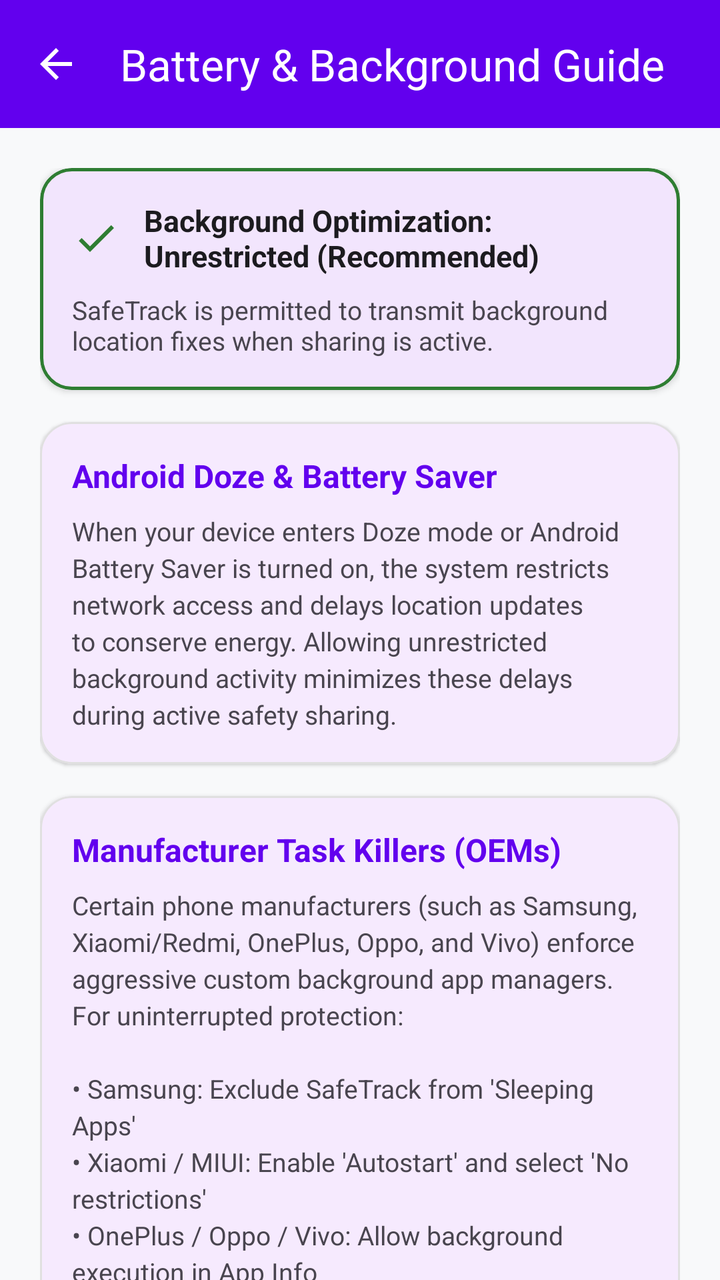
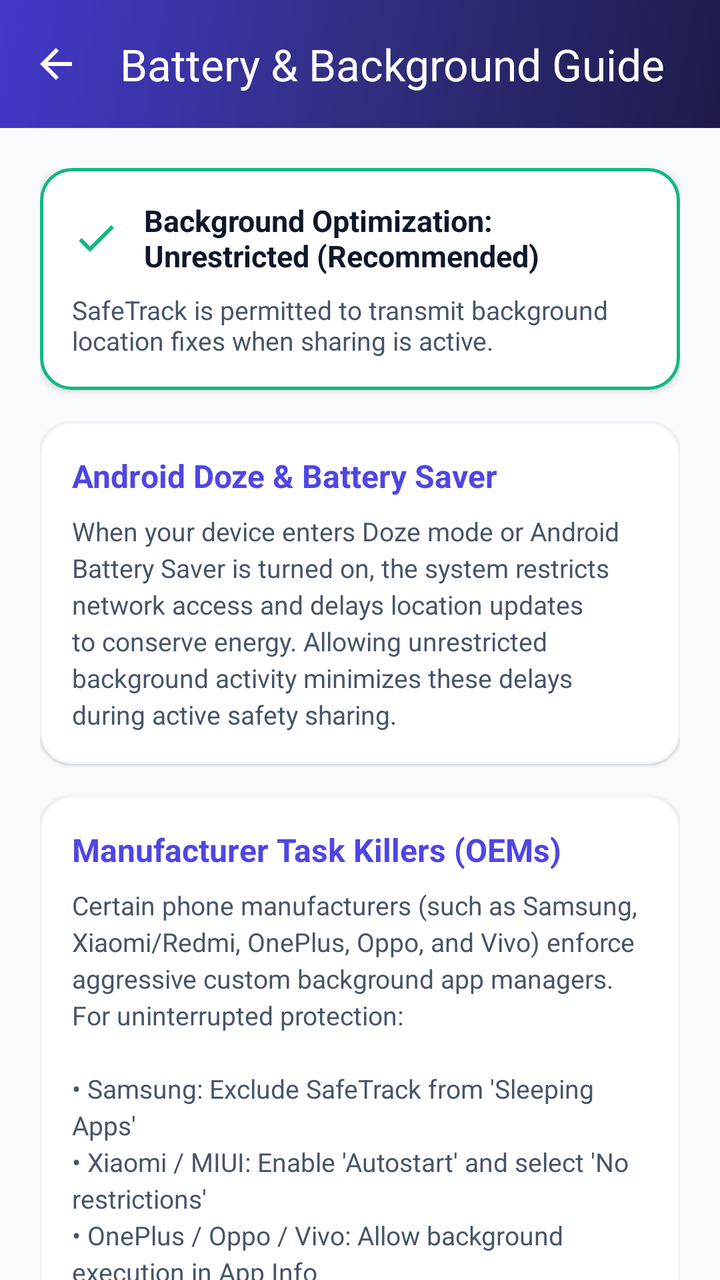

Compare the two renders of this Android layout. The source of the first and the diff that turns it into the second are given below.
<!-- AndroidManifest.xml: application theme Theme.SafeTrack -->
<!-- res/layout/activity_battery_optimization.xml -->
<?xml version="1.0" encoding="utf-8"?>
<androidx.coordinatorlayout.widget.CoordinatorLayout xmlns:android="http://schemas.android.com/apk/res/android"
    xmlns:app="http://schemas.android.com/apk/res-auto"
    android:layout_width="match_parent"
    android:layout_height="match_parent"
    android:background="@color/background_light">

    <com.google.android.material.appbar.AppBarLayout
        android:layout_width="match_parent"
        android:layout_height="wrap_content">

        <com.google.android.material.appbar.MaterialToolbar
            android:id="@+id/toolbar"
            android:layout_width="match_parent"
            android:layout_height="?attr/actionBarSize"
            android:background="@color/primary"
            app:navigationIcon="@drawable/ic_back"
            app:title="@string/battery_optimization_page_title"
            app:titleTextColor="@color/surface_light" />
    </com.google.android.material.appbar.AppBarLayout>

    <androidx.core.widget.NestedScrollView
        android:layout_width="match_parent"
        android:layout_height="match_parent"
        app:layout_behavior="@string/appbar_scrolling_view_behavior">

        <LinearLayout
            android:layout_width="match_parent"
            android:layout_height="wrap_content"
            android:orientation="vertical"
            android:padding="20dp">

            
            <com.google.android.material.card.MaterialCardView
                android:id="@+id/cardStatus"
                android:layout_width="match_parent"
                android:layout_height="wrap_content"
                app:cardCornerRadius="16dp"
                app:cardElevation="2dp"
                app:strokeColor="@color/safety_green"
                app:strokeWidth="1.5dp">

                <LinearLayout
                    android:layout_width="match_parent"
                    android:layout_height="wrap_content"
                    android:orientation="vertical"
                    android:padding="16dp">

                    <LinearLayout
                        android:layout_width="match_parent"
                        android:layout_height="wrap_content"
                        android:gravity="center_vertical"
                        android:orientation="horizontal">

                        <ImageView
                            android:id="@+id/ivStatusIcon"
                            android:layout_width="24dp"
                            android:layout_height="24dp"
                            android:src="@drawable/ic_check"
                            app:tint="@color/safety_green" />

                        <TextView
                            android:id="@+id/tvExemptionStatus"
                            android:layout_width="0dp"
                            android:layout_height="wrap_content"
                            android:layout_marginStart="12dp"
                            android:layout_weight="1"
                            android:text="@string/battery_optimization_status_exempt"
                            android:textColor="@color/text_primary"
                            android:textSize="15sp"
                            android:textStyle="bold" />
                    </LinearLayout>

                    <TextView
                        android:id="@+id/tvStatusDesc"
                        android:layout_width="match_parent"
                        android:layout_height="wrap_content"
                        android:layout_marginTop="8dp"
                        android:text="SafeTrack is permitted to transmit background location fixes when sharing is active."
                        android:textColor="@color/text_secondary"
                        android:textSize="13sp" />
                </LinearLayout>
            </com.google.android.material.card.MaterialCardView>

            
            <com.google.android.material.card.MaterialCardView
                android:layout_width="match_parent"
                android:layout_height="wrap_content"
                android:layout_marginTop="16dp"
                app:cardCornerRadius="16dp"
                app:cardElevation="1dp"
                app:strokeColor="@color/divider"
                app:strokeWidth="1dp">

                <LinearLayout
                    android:layout_width="match_parent"
                    android:layout_height="wrap_content"
                    android:orientation="vertical"
                    android:padding="16dp">

                    <TextView
                        android:layout_width="match_parent"
                        android:layout_height="wrap_content"
                        android:text="Android Doze &amp; Battery Saver"
                        android:textColor="@color/primary"
                        android:textSize="16sp"
                        android:textStyle="bold" />

                    <TextView
                        android:layout_width="match_parent"
                        android:layout_height="wrap_content"
                        android:layout_marginTop="8dp"
                        android:lineSpacingExtra="3dp"
                        android:text="When your device enters Doze mode or Android Battery Saver is turned on, the system restricts network access and delays location updates to conserve energy. Allowing unrestricted background activity minimizes these delays during active safety sharing."
                        android:textColor="@color/text_secondary"
                        android:textSize="13sp" />
                </LinearLayout>
            </com.google.android.material.card.MaterialCardView>

            
            <com.google.android.material.card.MaterialCardView
                android:layout_width="match_parent"
                android:layout_height="wrap_content"
                android:layout_marginTop="16dp"
                app:cardCornerRadius="16dp"
                app:cardElevation="1dp"
                app:strokeColor="@color/divider"
                app:strokeWidth="1dp">

                <LinearLayout
                    android:layout_width="match_parent"
                    android:layout_height="wrap_content"
                    android:orientation="vertical"
                    android:padding="16dp">

                    <TextView
                        android:layout_width="match_parent"
                        android:layout_height="wrap_content"
                        android:text="Manufacturer Task Killers (OEMs)"
                        android:textColor="@color/primary"
                        android:textSize="16sp"
                        android:textStyle="bold" />

                    <TextView
                        android:layout_width="match_parent"
                        android:layout_height="wrap_content"
                        android:layout_marginTop="8dp"
                        android:lineSpacingExtra="3dp"
                        android:text="Certain phone manufacturers (such as Samsung, Xiaomi/Redmi, OnePlus, Oppo, and Vivo) enforce aggressive custom background app managers. For uninterrupted protection:\n\n• Samsung: Exclude SafeTrack from 'Sleeping Apps'\n• Xiaomi / MIUI: Enable 'Autostart' and select 'No restrictions'\n• OnePlus / Oppo / Vivo: Allow background execution in App Info"
                        android:textColor="@color/text_secondary"
                        android:textSize="13sp" />
                </LinearLayout>
            </com.google.android.material.card.MaterialCardView>

            
            <com.google.android.material.card.MaterialCardView
                android:layout_width="match_parent"
                android:layout_height="wrap_content"
                android:layout_marginTop="16dp"
                app:cardBackgroundColor="@color/safety_amber_light"
                app:cardCornerRadius="16dp"
                app:cardElevation="0dp"
                app:strokeColor="@color/safety_amber"
                app:strokeWidth="1.5dp">

                <LinearLayout
                    android:layout_width="match_parent"
                    android:layout_height="wrap_content"
                    android:orientation="vertical"
                    android:padding="16dp">

                    <TextView
                        android:layout_width="match_parent"
                        android:layout_height="wrap_content"
                        android:text="Important Safety &amp; Hardware Notice"
                        android:textColor="@color/safety_amber_dark"
                        android:textSize="15sp"
                        android:textStyle="bold" />

                    <TextView
                        android:layout_width="match_parent"
                        android:layout_height="wrap_content"
                        android:layout_marginTop="8dp"
                        android:lineSpacingExtra="3dp"
                        android:text="SafeTrack cannot guarantee 100% uninterrupted tracking if your phone runs out of battery, enters extreme power saving shutdown, loses mobile cellular service, or is powered off. Trusted contacts will always see the exact last known timestamp."
                        android:textColor="@color/text_primary"
                        android:textSize="13sp" />
                </LinearLayout>
            </com.google.android.material.card.MaterialCardView>

            
            <com.google.android.material.button.MaterialButton
                android:id="@+id/btnRequestExemption"
                android:layout_width="match_parent"
                android:layout_height="52dp"
                android:layout_marginTop="24dp"
                android:backgroundTint="@color/primary"
                android:text="@string/battery_optimization_request_btn"
                android:textSize="14sp"
                app:cornerRadius="10dp" />

            <com.google.android.material.button.MaterialButton
                android:id="@+id/btnOpenDeviceSettings"
                style="@style/Widget.MaterialComponents.Button.OutlinedButton"
                android:layout_width="match_parent"
                android:layout_height="52dp"
                android:layout_marginTop="12dp"
                android:text="@string/battery_optimization_open_settings_btn"
                android:textSize="14sp"
                app:cornerRadius="10dp" />

        </LinearLayout>
    </androidx.core.widget.NestedScrollView>

</androidx.coordinatorlayout.widget.CoordinatorLayout>
<!-- resources referenced by this layout -->
<resources>
  <color name="background_light">#F8F9FA</color>
  <color name="divider">#E0E0E0</color>
  <color name="primary">#6200EE</color>
  <color name="safety_amber">#ED6C02</color>
  <color name="safety_amber_light">#FFF4E5</color>
  <color name="safety_green">#2E7D32</color>
  <color name="surface_light">#FFFFFF</color>
  <color name="text_primary">#1C1B1F</color>
  <color name="text_secondary">#49454F</color>
  <!-- drawable ic_back (drawable) -->
  <vector xmlns:android="http://schemas.android.com/apk/res/android"
      android:width="24dp"
      android:height="24dp"
      android:viewportWidth="24"
      android:viewportHeight="24">
      <path
          android:fillColor="#FFFFFF"
          android:pathData="M20,11H7.83l5.59,-5.59L12,4l-8,8 8,8 1.41,-1.41L7.83,13H20v-2z"/>
  </vector>
  <!-- drawable ic_check (drawable) -->
  <vector xmlns:android="http://schemas.android.com/apk/res/android"
      android:width="24dp"
      android:height="24dp"
      android:viewportWidth="24"
      android:viewportHeight="24">
      <path
          android:fillColor="#2E7D32"
          android:pathData="M9,16.17L4.83,12l-1.42,1.41L9,19 21,7l-1.41,-1.41z"/>
  </vector>
  <string name="battery_optimization_open_settings_btn">Open Device Battery Settings</string>
  <string name="battery_optimization_page_title">Battery &amp; Background Guide</string>
  <string name="battery_optimization_request_btn">Allow Unrestricted Background Activity</string>
  <string name="battery_optimization_status_exempt">Background Optimization: Unrestricted (Recommended)</string>
  <style name="Theme.SafeTrack" parent="Theme.Material3.DayNight.NoActionBar">
          
          <item name="colorPrimary">@color/primary</item>
          <item name="colorPrimaryVariant">@color/primary_variant</item>
          <item name="colorOnPrimary">@color/surface_light</item>
          
          <item name="colorSecondary">@color/secondary</item>
          <item name="colorSecondaryVariant">@color/secondary_variant</item>
          <item name="colorOnSecondary">@color/text_primary</item>
          
          <item name="android:statusBarColor">@color/primary_variant</item>
          <item name="android:windowLightStatusBar">false</item>
          <item name="android:windowBackground">@color/background_light</item>
      </style>
  <color name="primary_variant">#3700B3</color>
  <color name="secondary">#03DAC6</color>
  <color name="secondary_variant">#018786</color>
</resources>

<!-- the commit's change to res/layout/activity_battery_optimization.xml (unified diff, before → after) -->
@@ -13,8 +13,9 @@
             android:id="@+id/toolbar"
             android:layout_width="match_parent"
             android:layout_height="?attr/actionBarSize"
-            android:background="@color/primary"
+            android:background="@drawable/bg_gradient_header"
             app:navigationIcon="@drawable/ic_back"
+            app:navigationIconTint="@color/surface_light"
             app:title="@string/battery_optimization_page_title"
             app:titleTextColor="@color/surface_light" />
     </com.google.android.material.appbar.AppBarLayout>
<!-- resource entries referenced after the edit -->
@@ -1,14 +1,26 @@
 <!-- resources referenced by this layout -->
 <resources>
-  <color name="background_light">#F8F9FA</color>
-  <color name="divider">#E0E0E0</color>
-  <color name="primary">#6200EE</color>
-  <color name="safety_amber">#ED6C02</color>
-  <color name="safety_amber_light">#FFF4E5</color>
-  <color name="safety_green">#2E7D32</color>
+  <color name="background_light">#F8FAFC</color>
+  <color name="divider">#F1F5F9</color>
+  <color name="primary">#4F46E5</color>
+  <color name="safety_amber">#F59E0B</color>
+  <color name="safety_amber_dark">#D97706</color>
+  <color name="safety_amber_light">#FFFBEB</color>
+  <color name="safety_green">#10B981</color>
   <color name="surface_light">#FFFFFF</color>
-  <color name="text_primary">#1C1B1F</color>
-  <color name="text_secondary">#49454F</color>
+  <color name="text_primary">#0F172A</color>
+  <color name="text_secondary">#475569</color>
+  <!-- drawable bg_gradient_header (drawable) -->
+  <?xml version="1.0" encoding="utf-8"?>
+  <shape xmlns:android="http://schemas.android.com/apk/res/android"
+      android:shape="rectangle">
+      <gradient
+          android:angle="135"
+          android:startColor="#1E1B4B"
+          android:centerColor="#312E81"
+          android:endColor="#4338CA"
+          android:type="linear" />
+  </shape>
   <!-- drawable ic_back (drawable) -->
   <vector xmlns:android="http://schemas.android.com/apk/res/android"
       android:width="24dp"
@@ -36,19 +48,41 @@
   <style name="Theme.SafeTrack" parent="Theme.Material3.DayNight.NoActionBar">
           
           <item name="colorPrimary">@color/primary</item>
-          <item name="colorPrimaryVariant">@color/primary_variant</item>
+          <item name="colorPrimaryVariant">@color/primary_dark</item>
           <item name="colorOnPrimary">@color/surface_light</item>
+          <item name="colorPrimaryContainer">@color/primary_light</item>
+          <item name="colorOnPrimaryContainer">@color/primary_dark</item>
+  
           
           <item name="colorSecondary">@color/secondary</item>
           <item name="colorSecondaryVariant">@color/secondary_variant</item>
-          <item name="colorOnSecondary">@color/text_primary</item>
+          <item name="colorOnSecondary">@color/surface_light</item>
+          <item name="colorSecondaryContainer">@color/secondary_light</item>
+          <item name="colorOnSecondaryContainer">@color/secondary_variant</item>
+  
           
           <item name="android:statusBarColor">@color/primary_variant</item>
           <item name="android:windowLightStatusBar">false</item>
+          <item name="android:navigationBarColor">@color/surface_light</item>
+          <item name="android:windowLightNavigationBar" tools:targetApi="o_mr1">true</item>
           <item name="android:windowBackground">@color/background_light</item>
+  
+          
+          <item name="materialCardViewStyle">@style/Widget.SafeTrack.Card</item>
       </style>
-  <color name="primary_variant">#3700B3</color>
-  <color name="secondary">#03DAC6</color>
-  <color name="secondary_variant">#018786</color>
+  <color name="primary_dark">#3730A3</color>
+  <color name="primary_light">#EEF2FF</color>
+  <color name="primary_variant">#312E81</color>
+  <style name="Widget.SafeTrack.Card" parent="Widget.Material3.CardView.Elevated">
+          <item name="cardElevation">2dp</item>
+          <item name="cardCornerRadius">16dp</item>
+          <item name="strokeColor">@color/card_stroke</item>
+          <item name="strokeWidth">1dp</item>
+          <item name="cardBackgroundColor">@color/surface_light</item>
+      </style>
+  <color name="card_stroke">#E2E8F0</color>
+  <color name="secondary">#0EA5E9</color>
+  <color name="secondary_variant">#0284C7</color>
+  <color name="secondary_light">#E0F2FE</color>
 </resources>
 
